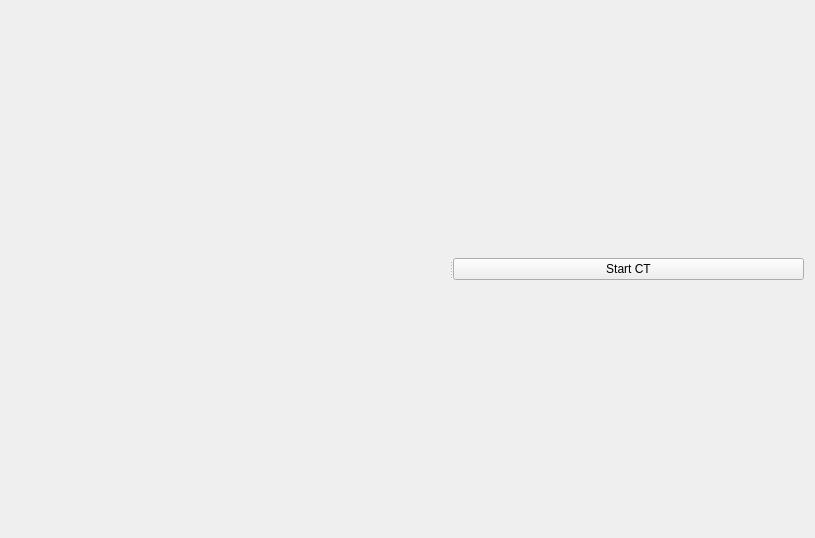
Before: the Qt Designer form SpidrMpx3Eq/qcstmct.ui in navrit/dexter, drawn with Qt 5.
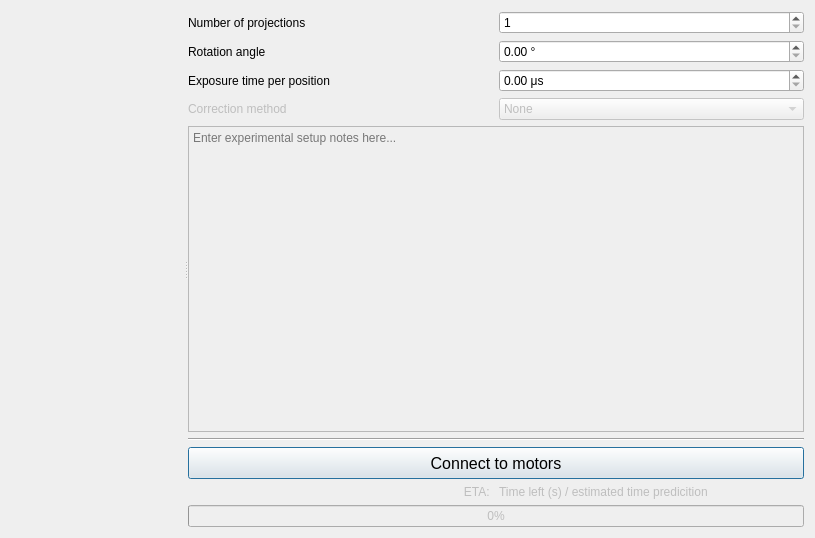
After: the same form once the commit is applied. Custom widgets are drawn as their Qt base class.

Diff of the .ui file:
```diff
--- a/SpidrMpx3Eq/qcstmct.ui
+++ b/SpidrMpx3Eq/qcstmct.ui
@@ -26,9 +26,175 @@
      <widget class="QWidget" name="verticalLayoutWidget">
       <layout class="QVBoxLayout" name="verticalLayout">
        <item>
-        <widget class="QPushButton" name="startCTPushButton">
-         <property name="text">
-          <string>Start CT</string>
+        <layout class="QGridLayout" name="gridLayout_2">
+         <property name="topMargin">
+          <number>0</number>
+         </property>
+         <item row="5" column="1" colspan="2">
+          <widget class="QPlainTextEdit" name="plainTextEdit">
+           <property name="enabled">
+            <bool>false</bool>
+           </property>
+           <property name="documentTitle">
+            <string/>
+           </property>
+           <property name="placeholderText">
+            <string>Enter experimental setup notes here...</string>
+           </property>
+          </widget>
+         </item>
+         <item row="4" column="1">
+          <widget class="QLabel" name="label_6">
+           <property name="enabled">
+            <bool>false</bool>
+           </property>
+           <property name="text">
+            <string>Correction method</string>
+           </property>
+          </widget>
+         </item>
+         <item row="4" column="2">
+          <widget class="QComboBox" name="comboBox">
+           <property name="enabled">
+            <bool>false</bool>
+           </property>
+           <item>
+            <property name="text">
+             <string>None</string>
+            </property>
+           </item>
+           <item>
+            <property name="text">
+             <string>Open Beam</string>
+            </property>
+           </item>
+           <item>
+            <property name="text">
+             <string>Beam Hardening</string>
+            </property>
+           </item>
+          </widget>
+         </item>
+         <item row="2" column="1">
+          <widget class="QLabel" name="label">
+           <property name="toolTip">
+            <string>Degrees from 0.00 to 360.00</string>
+           </property>
+           <property name="text">
+            <string>Rotation angle</string>
+           </property>
+          </widget>
+         </item>
+         <item row="3" column="2">
+          <widget class="QDoubleSpinBox" name="doubleSpinBox_2">
+           <property name="suffix">
+            <string> μs</string>
+           </property>
+          </widget>
+         </item>
+         <item row="1" column="2">
+          <widget class="QSpinBox" name="spinBox_numberOfProjections">
+           <property name="minimum">
+            <number>1</number>
+           </property>
+           <property name="maximum">
+            <number>1000</number>
+           </property>
+          </widget>
+         </item>
+         <item row="2" column="2">
+          <widget class="QDoubleSpinBox" name="doubleSpinBox">
+           <property name="suffix">
+            <string> °</string>
+           </property>
+           <property name="maximum">
+            <double>360.000000000000000</double>
+           </property>
+          </widget>
+         </item>
+         <item row="8" column="1">
+          <widget class="QLabel" name="label_4">
+           <property name="enabled">
+            <bool>false</bool>
+           </property>
+           <property name="text">
+            <string>ETA: </string>
+           </property>
+           <property name="alignment">
+            <set>Qt::AlignRight|Qt::AlignTrailing|Qt::AlignVCenter</set>
+           </property>
+          </widget>
+         </item>
+         <item row="3" column="1">
+          <widget class="QLabel" name="label_3">
+           <property name="text">
+            <string>Exposure time per position</string>
+           </property>
+          </widget>
+         </item>
+         <item row="1" column="1">
+          <widget class="QLabel" name="label_2">
+           <property name="toolTip">
+            <string>Integer number of projections</string>
+           </property>
+           <property name="text">
+            <string>Number of projections</string>
+           </property>
+          </widget>
+         </item>
+         <item row="8" column="2">
+          <widget class="QLabel" name="label_5">
+           <property name="enabled">
+            <bool>false</bool>
+           </property>
+           <property name="text">
+            <string>Time left (s) / estimated time predicition</string>
+           </property>
+          </widget>
+         </item>
+         <item row="6" column="1" colspan="2">
+          <widget class="Line" name="line">
+           <property name="orientation">
+            <enum>Qt::Horizontal</enum>
+           </property>
+          </widget>
+         </item>
+         <item row="7" column="1" colspan="2">
+          <widget class="QPushButton" name="CTPushButton">
+           <property name="minimumSize">
+            <size>
+             <width>0</width>
+             <height>32</height>
+            </size>
+           </property>
+           <property name="font">
+            <font>
+             <pointsize>12</pointsize>
+            </font>
+           </property>
+           <property name="text">
+            <string>Connect to motors</string>
+           </property>
+           <property name="checkable">
+            <bool>false</bool>
+           </property>
+           <property name="autoDefault">
+            <bool>true</bool>
+           </property>
+           <property name="default">
+            <bool>true</bool>
+           </property>
+          </widget>
+         </item>
+        </layout>
+       </item>
+       <item>
+        <widget class="QProgressBar" name="progressBar">
+         <property name="enabled">
+          <bool>false</bool>
+         </property>
+         <property name="value">
+          <number>0</number>
          </property>
         </widget>
        </item>
```
